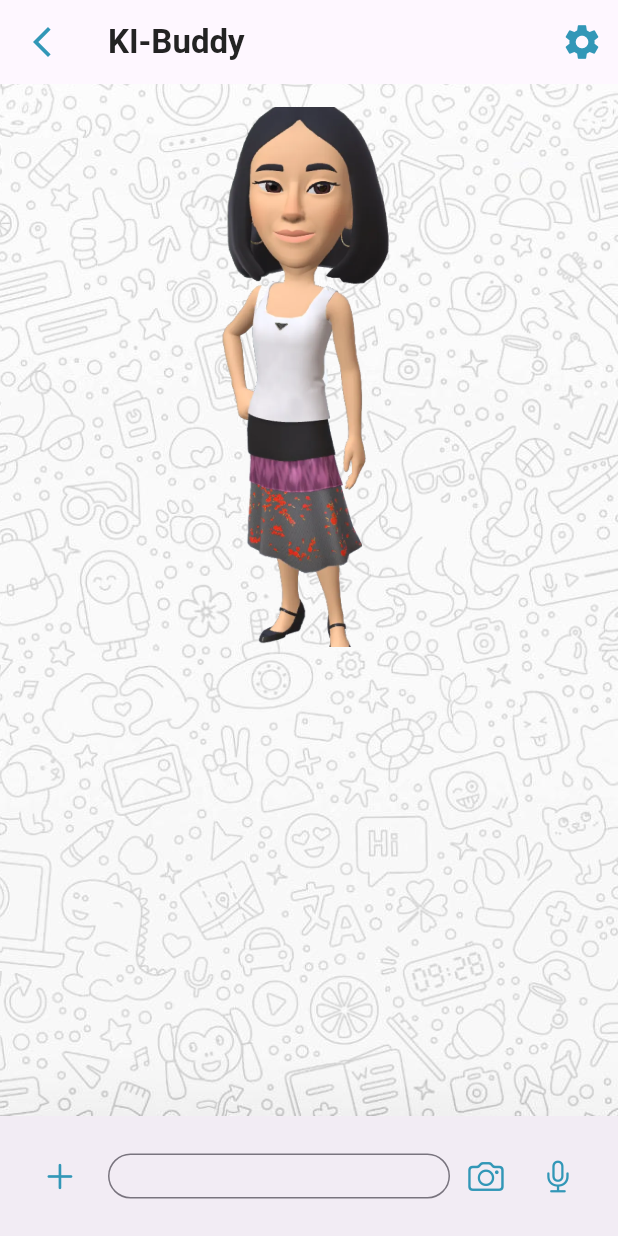
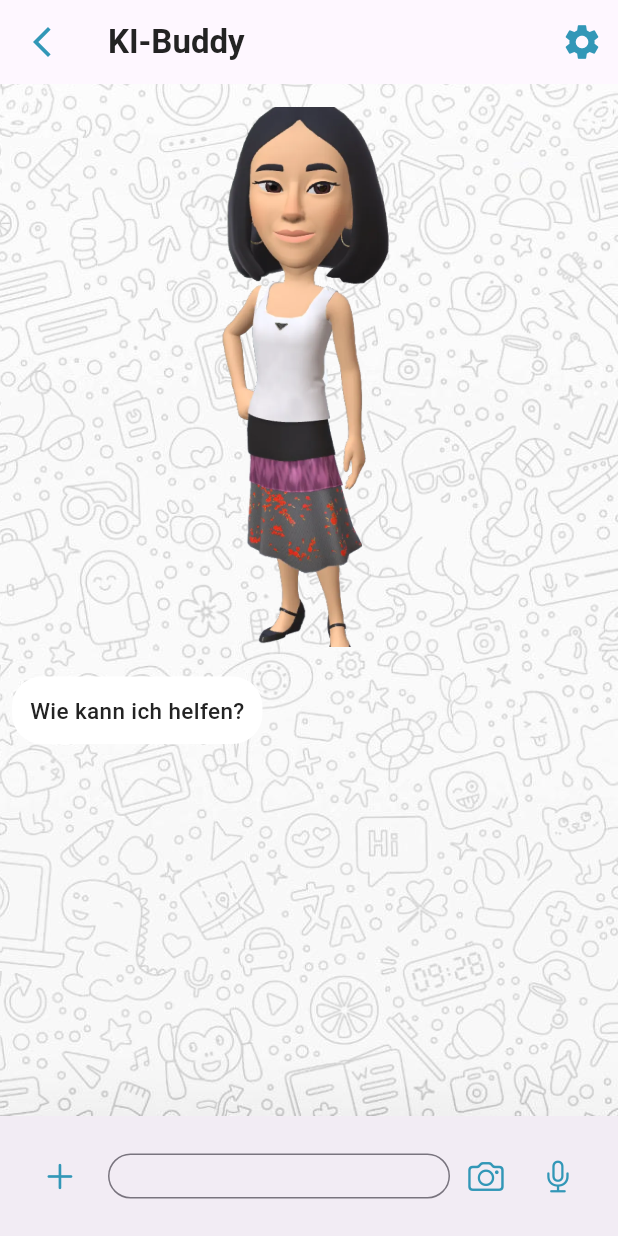
Before and after one commit to melmmarc/kibuddy, a Flutter app: the KIBuddyPage screen opened directly, on a phone screen of 412 x 824 dp. Run offline on Flutter 3.47's test engine with Material 3 defaults, Android fonts, the phone set to English and light mode, and no system bars.

Commit message:
added default ki message

```diff
--- a/kibuddy/lib/screens/kibuddy.dart
+++ b/kibuddy/lib/screens/kibuddy.dart
@@ -2,6 +2,44 @@ import 'package:flutter/material.dart';
 import 'package:flutter/cupertino.dart';
 import 'chat.dart';
 import 'settings.dart';
+
+class ChatBubble extends StatelessWidget {
+  final String message;
+
+  const ChatBubble({super.key, required this.message});
+
+  @override
+  Widget build(BuildContext context) {
+    return Padding(
+      padding: const EdgeInsets.symmetric(vertical: 0.0, horizontal: 8.0),
+      child: Row(
+        mainAxisAlignment: MainAxisAlignment.start,
+        children: [
+          Container(
+            decoration: const BoxDecoration(
+              color: Colors.white,
+              borderRadius: BorderRadius.only(
+                topRight: Radius.circular(20.0),
+                topLeft: Radius.circular(20.0),
+                bottomLeft: Radius.circular(20.0),
+                bottomRight: Radius.circular(20.0),
+              ),
+            ),
+            padding: const EdgeInsets.all(12.0),
+            child: Text(
+              message,
+              style: const TextStyle(
+                fontSize: 15.0,
+                color: Color(0xFF232323),
+                fontWeight: FontWeight.w500,
+              ),
+            ),
+          ),
+        ],
+      ),
+    );
+  }
+}
 
 class KIBuddyPage extends StatelessWidget {
   const KIBuddyPage({super.key});
@@ -58,14 +96,14 @@ class KIBuddyPage extends StatelessWidget {
                 ],
               ),
               Padding(
-                padding: const EdgeInsets.only(top: 0.0), // Adjust the top padding here
+                padding: const EdgeInsets.only(top: 0.0),
                 child: Transform.translate(
-                  offset: const Offset(0.0, -30.0), // Adjust the vertical offset as needed
+                  offset: const Offset(0.0, -30.0),
                   child: Transform.scale(
-                    scale: 0.8, // Adjust the scale factor as needed
+                    scale: 0.8,
                     child: Container(
                       width: double.infinity,
-                      height: 450, // Adjust the height as needed
+                      height: 450,
                       decoration: const BoxDecoration(
                         image: DecorationImage(
                           image: AssetImage('assets/images/kibuddy-body.png'),
@@ -74,6 +112,12 @@ class KIBuddyPage extends StatelessWidget {
                       ),
                     ),
                   ),
+                ),
+              ),
+              Transform.translate(
+                offset: const Offset(0.0, -55.0), // Adjust the vertical offset
+                child: const ChatBubble(
+                  message: 'Wie kann ich helfen?',
                 ),
               ),
               Expanded(
```
